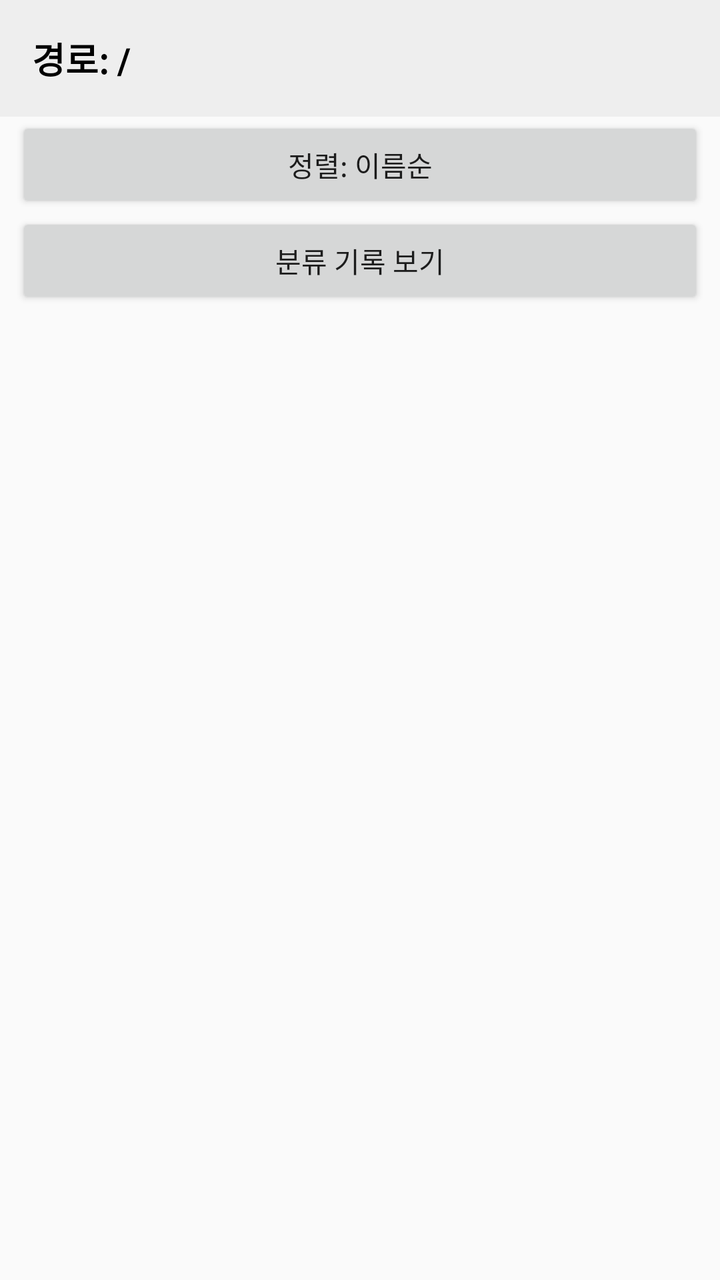
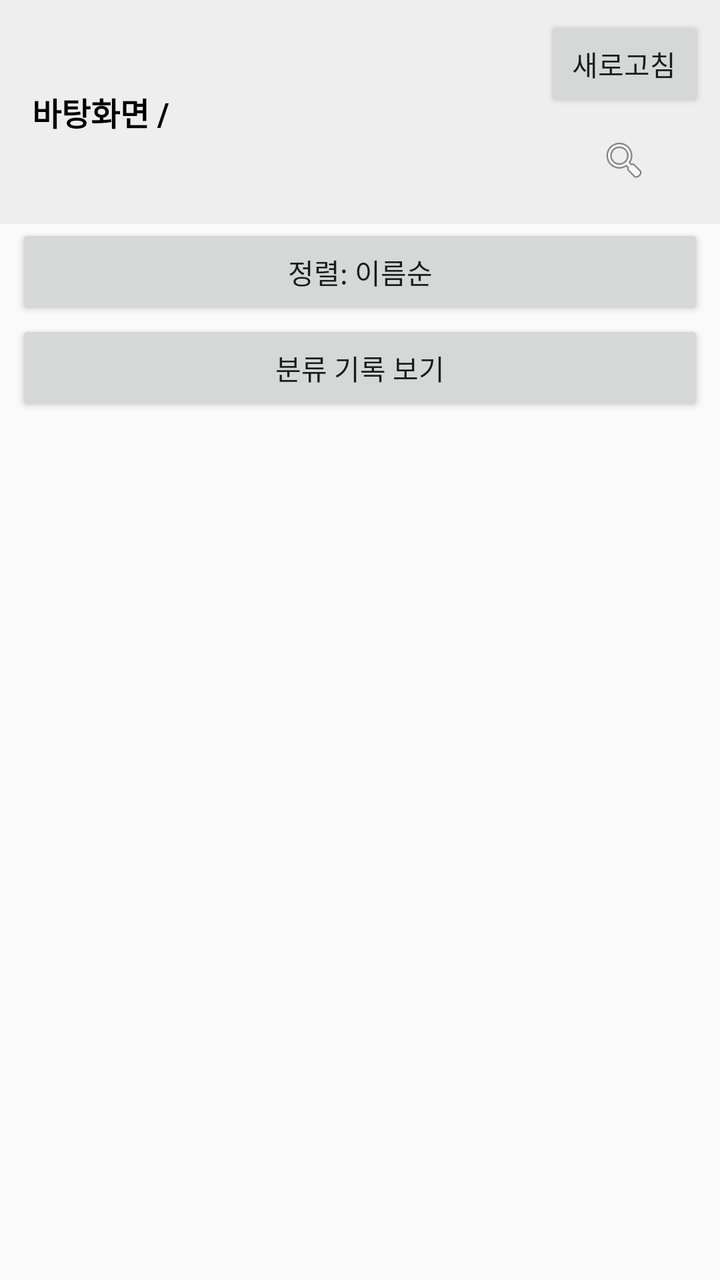

Two renders of the same Android screen: before a commit and after it. Below are the layout's source before the change and the commit's diff.
<!-- AndroidManifest.xml: application theme Theme.AppCompat.Light.NoActionBar -->
<!-- res/layout/activity_file_list.xml -->
<?xml version="1.0" encoding="utf-8"?>
<LinearLayout xmlns:android="http://schemas.android.com/apk/res/android"
    android:layout_width="match_parent"
    android:layout_height="match_parent"
    android:orientation="vertical">

    
    <TextView
        android:id="@+id/tvCurrentPath"
        android:layout_width="match_parent"
        android:layout_height="wrap_content"
        android:text="경로: /"
        android:textSize="18sp"
        android:textStyle="bold"
        android:padding="16dp"
        android:background="#EEEEEE"
        android:textColor="#000000" />

    <Button
        android:id="@+id/btnSortFiles"
        android:layout_width="match_parent"
        android:layout_height="wrap_content"
        android:layout_marginStart="8dp"
        android:layout_marginEnd="8dp"
        android:text="정렬: 이름순" />

    <Button
        android:id="@+id/btnViewHistory"
        android:layout_width="match_parent"
        android:layout_height="wrap_content"
        android:layout_marginStart="8dp"
        android:layout_marginEnd="8dp"
        android:text="분류 기록 보기" />

    <LinearLayout
        android:id="@+id/layoutMoveDestinationActions"
        android:layout_width="match_parent"
        android:layout_height="wrap_content"
        android:orientation="horizontal">

        <Button
            android:id="@+id/btnMoveHere"
            android:layout_width="0dp"
            android:layout_height="wrap_content"
            android:layout_weight="1"
            android:layout_marginStart="8dp"
            android:layout_marginEnd="4dp"
            android:visibility="gone"
            android:text="이 폴더로 이동" />

        <Button
            android:id="@+id/btnCancelMove"
            android:layout_width="0dp"
            android:layout_height="wrap_content"
            android:layout_weight="1"
            android:layout_marginStart="4dp"
            android:layout_marginEnd="8dp"
            android:visibility="gone"
            android:text="이동 취소" />
    </LinearLayout>

    
    <androidx.recyclerview.widget.RecyclerView
        android:id="@+id/rvFileList"
        android:layout_width="match_parent"
        android:layout_height="0dp"
        android:layout_weight="1"
        android:padding="8dp"/>
</LinearLayout>
<!-- resources referenced by this layout -->
<resources>

</resources>

<!-- the commit's change to res/layout/activity_file_list.xml (unified diff, before → after) -->
@@ -4,17 +4,81 @@
     android:layout_height="match_parent"
     android:orientation="vertical">
 
-    
-    <TextView
-        android:id="@+id/tvCurrentPath"
+    <LinearLayout
         android:layout_width="match_parent"
         android:layout_height="wrap_content"
-        android:text="경로: /"
-        android:textSize="18sp"
-        android:textStyle="bold"
-        android:padding="16dp"
+        android:gravity="center_vertical"
+        android:orientation="horizontal"
         android:background="#EEEEEE"
-        android:textColor="#000000" />
+        android:padding="8dp">
+
+        <TextView
+            android:id="@+id/tvCurrentPath"
+            android:layout_width="0dp"
+            android:layout_height="wrap_content"
+            android:layout_weight="1"
+            android:ellipsize="end"
+            android:maxLines="2"
+            android:padding="8dp"
+            android:text="바탕화면 /"
+            android:textColor="#000000"
+            android:textSize="16sp"
+            android:textStyle="bold" />
+
+        <LinearLayout
+            android:layout_width="wrap_content"
+            android:layout_height="wrap_content"
+            android:gravity="center"
+            android:orientation="vertical">
+
+            <Button
+                android:id="@+id/btnRefreshFiles"
+                android:layout_width="wrap_content"
+                android:layout_height="wrap_content"
+                android:minWidth="80dp"
+                android:text="새로고침"
+                android:textAllCaps="false" />
+
+            <ImageButton
+                android:id="@+id/btnToggleSearch"
+                android:layout_width="48dp"
+                android:layout_height="48dp"
+                android:background="?attr/selectableItemBackgroundBorderless"
+                android:contentDescription="검색 열기"
+                android:padding="12dp"
+                android:src="@android:drawable/ic_menu_search"
+                android:scaleType="fitCenter" />
+        </LinearLayout>
+    </LinearLayout>
+
+    <LinearLayout
+        android:id="@+id/layoutSearchFiles"
+        android:layout_width="match_parent"
+        android:layout_height="wrap_content"
+        android:gravity="center_vertical"
+        android:orientation="horizontal"
+        android:paddingStart="8dp"
+        android:paddingEnd="8dp"
+        android:visibility="gone">
+
+        <EditText
+            android:id="@+id/etSearchFiles"
+            android:layout_width="0dp"
+            android:layout_height="wrap_content"
+            android:layout_weight="1"
+            android:hint="바탕화면 전체에서 검색"
+            android:imeOptions="actionSearch"
+            android:inputType="text"
+            android:maxLines="1"
+            android:padding="12dp" />
+
+        <Button
+            android:id="@+id/btnSearchFiles"
+            android:layout_width="wrap_content"
+            android:layout_height="wrap_content"
+            android:text="검색"
+            android:textAllCaps="false" />
+    </LinearLayout>
 
     <Button
         android:id="@+id/btnSortFiles"
@@ -22,7 +86,8 @@
         android:layout_height="wrap_content"
         android:layout_marginStart="8dp"
         android:layout_marginEnd="8dp"
-        android:text="정렬: 이름순" />
+        android:text="정렬: 이름순"
+        android:textAllCaps="false" />
 
     <Button
         android:id="@+id/btnViewHistory"
@@ -30,7 +95,8 @@
         android:layout_height="wrap_content"
         android:layout_marginStart="8dp"
         android:layout_marginEnd="8dp"
-        android:text="분류 기록 보기" />
+        android:text="분류 기록 보기"
+        android:textAllCaps="false" />
 
     <LinearLayout
         android:id="@+id/layoutMoveDestinationActions"
@@ -46,7 +112,8 @@
             android:layout_marginStart="8dp"
             android:layout_marginEnd="4dp"
             android:visibility="gone"
-            android:text="이 폴더로 이동" />
+            android:text="이 폴더로 이동"
+            android:textAllCaps="false" />
 
         <Button
             android:id="@+id/btnCancelMove"
@@ -56,14 +123,14 @@
             android:layout_marginStart="4dp"
             android:layout_marginEnd="8dp"
             android:visibility="gone"
-            android:text="이동 취소" />
+            android:text="이동 취소"
+            android:textAllCaps="false" />
     </LinearLayout>
 
-    
     <androidx.recyclerview.widget.RecyclerView
         android:id="@+id/rvFileList"
         android:layout_width="match_parent"
         android:layout_height="0dp"
         android:layout_weight="1"
-        android:padding="8dp"/>
+        android:padding="8dp" />
 </LinearLayout>
